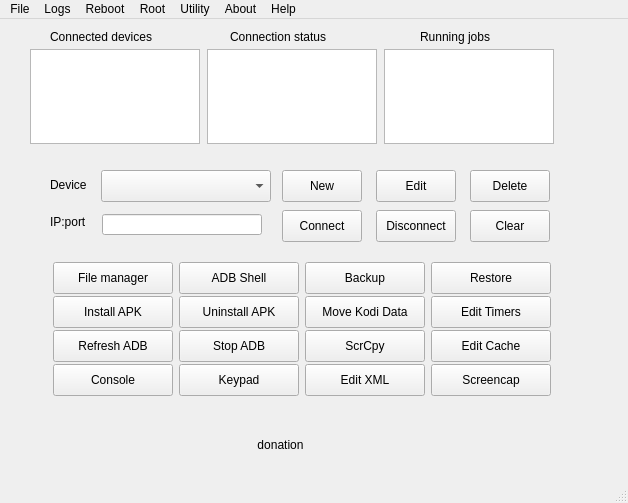
This is mainwindow.ui in Eliminater74/adblink as Qt 5 draws it before an edit. The edited form follows.
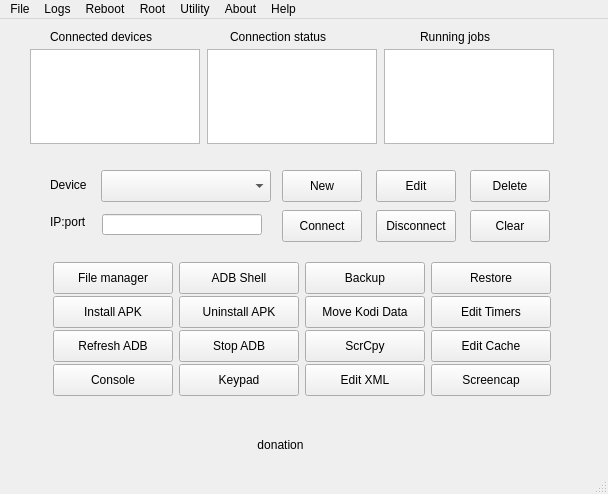
This is the edited form.

Commit message: release prep

The edit to the form file:
```diff
--- a/mainwindow.ui
+++ b/mainwindow.ui
@@ -6,8 +6,8 @@
    <rect>
     <x>0</x>
     <y>0</y>
-    <width>628</width>
-    <height>503</height>
+    <width>608</width>
+    <height>494</height>
    </rect>
   </property>
   <property name="sizePolicy">
@@ -944,7 +944,7 @@
     <rect>
      <x>0</x>
      <y>0</y>
-     <width>628</width>
+     <width>608</width>
      <height>24</height>
     </rect>
    </property>
```
Left out of the diff: 13 changed lines with no effect on the pictures.
